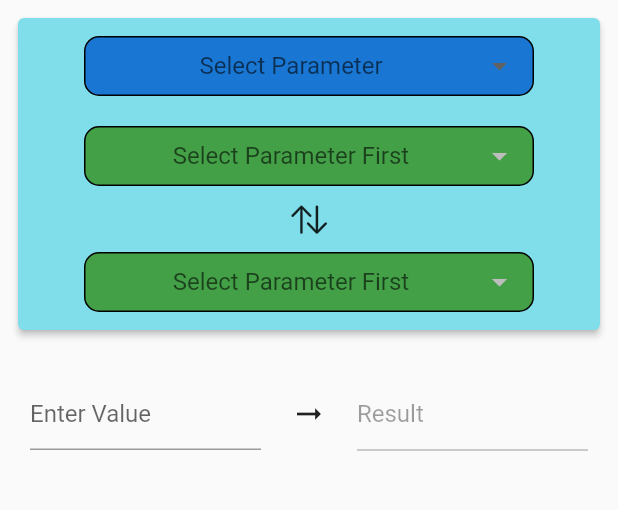
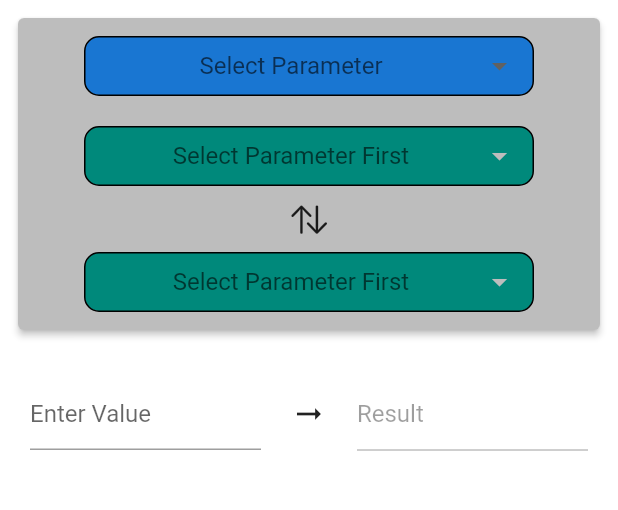
Before and after one commit to rakifmomin97/UnitConverterApp, a Flutter app: the screen it shows after launch, on a phone screen of 412 x 824 dp, the part 84-594 px from its top. Run offline on Flutter 3.47's test engine with Material 2 defaults, Android fonts, the phone set to English and light mode, and no system bars; our stand-ins replace velocity_x.

Commit message:
added proper color theme

```diff
--- a/lib/pages/home_page.dart
+++ b/lib/pages/home_page.dart
@@ -34,12 +34,13 @@ class _HomePageState extends State<HomePage> {
         elevation: 0,
       ),
       body: Container(
+        color: Colors.white,
         child: Column(
           children: [
             //Parameter drop down menu
             Card(
               elevation: 2,
-              color: Colors.cyan[200],
+              color: Colors.grey[400],
               child: Column(children: [
                 Container(
                   height: 40,
@@ -112,7 +113,7 @@ class _HomePageState extends State<HomePage> {
                   height: 40,
                   decoration: BoxDecoration(
                     borderRadius: BorderRadius.circular(10),
-                    color: Colors.green[600],
+                    color: Colors.teal[600],
                     border: Border.all(),
                   ),
                   padding: EdgeInsets.only(left: 10, right: 10),
@@ -149,7 +150,7 @@ class _HomePageState extends State<HomePage> {
                   height: 40,
                   decoration: BoxDecoration(
                     borderRadius: BorderRadius.circular(10),
-                    color: Colors.green[600],
+                    color: Colors.teal[600],
                     border: Border.all(),
                   ),
                   padding: EdgeInsets.only(left: 10, right: 10),
```
